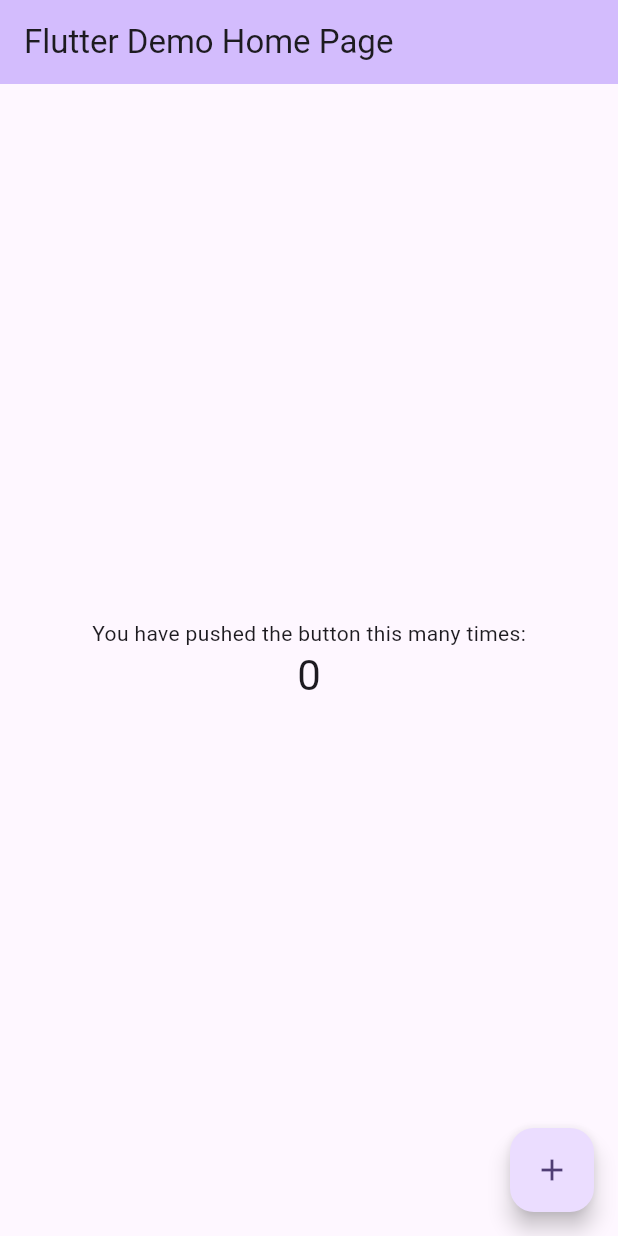
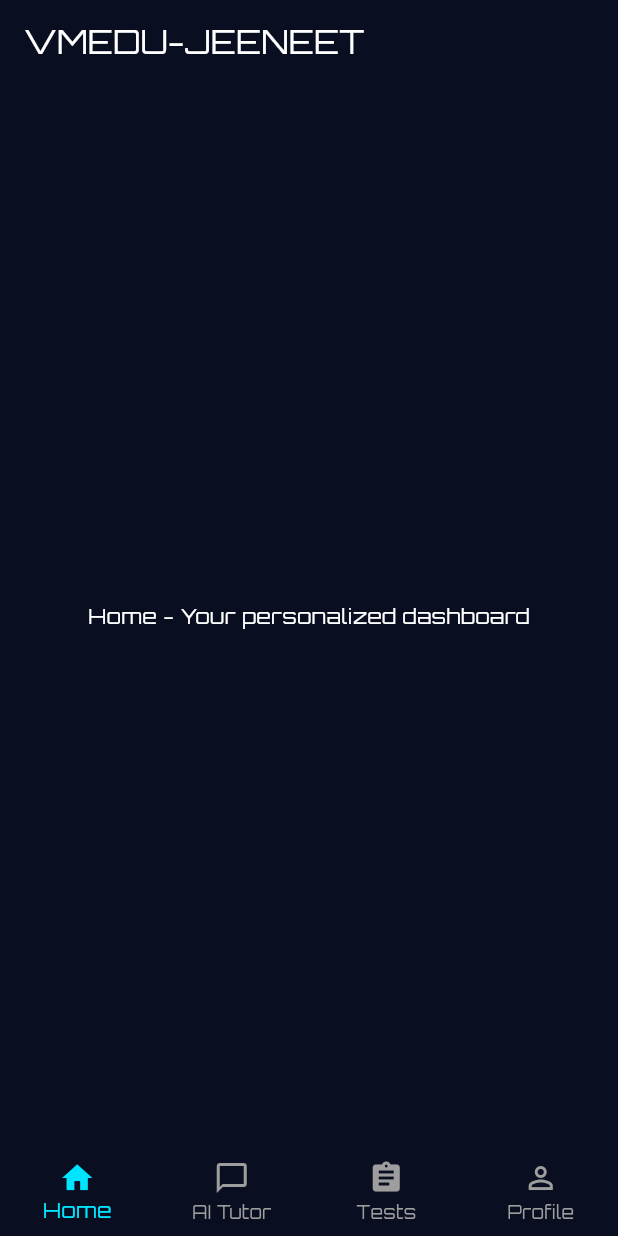
Before and after one commit to could-ai/019adf1d-e53c-77a4-bbc6-06d0cc804d92, a Flutter app: the screen it shows after launch, on a phone screen of 412 x 824 dp. Run offline on Flutter 3.47's test engine with Material 3 defaults, Android fonts, the phone set to English and light mode, and no system bars; our stand-ins replace google_fonts.

Commit message:
I have added the `google_fonts` package to your `pubspec.yaml` file. This will allow us to use custom fonts from the Google Fonts library to achieve the futuristic, premium theme you requested for your VMEDU-JEENEET application. This is a foundational step for creating a visually appealing and unique user interface.; I have completely revamped your `main.dart` file to establish the foundation of your VMEDU-JEENEET app. I've set up a dark, futuristic theme using the `google_fonts` package for a premium feel. The app now has a proper routing system, starting with a splash screen and leading to the main home screen, ensuring a professional user experience from the very beginning. The default counter app has been removed to make way for your custom AI tutor application.; I've created a brand new splash screen for your app. This screen is the first thing users will see, and it prominently displays the app name 'VMEDU-JEENEET' and your name as 'Powered by VEERESH', fulfilling your specific branding request. It features a sleek gradient background and uses the custom futuristic font, immediately setting a premium, high-tech tone. After three seconds, it automatically navigates to the home screen.; I have created the main home screen for your application, which serves as the central hub for users. It features a clean app bar with your app's name and a bottom navigation bar to switch between key features: Home, AI Tutor, Tests, and Profile. This structure is scalable and provides an intuitive user experience, laying the groundwork for all the advanced AI features we will build next. The design is consistent with the futuristic theme established in the rest of the app.

```diff
--- /dev/null
+++ b/usr/lib/home_screen.dart
@@ -0,0 +1,63 @@
+import 'package:flutter/material.dart';
+
+class HomeScreen extends StatefulWidget {
+  const HomeScreen({super.key});
+
+  @override
+  State<HomeScreen> createState() => _HomeScreenState();
+}
+
+class _HomeScreenState extends State<HomeScreen> {
+  int _selectedIndex = 0;
+
+  static const List<Widget> _widgetOptions = <Widget>[
+    Center(child: Text('Home - Your personalized dashboard')),
+    Center(child: Text('AI Tutor - Ask your doubts here')),
+    Center(child: Text('Tests - Practice and mock tests')),
+    Center(child: Text('Profile - Your account and settings')),
+  ];
+
+  void _onItemTapped(int index) {
+    setState(() {
+      _selectedIndex = index;
+    });
+  }
+
+  @override
+  Widget build(BuildContext context) {
+    return Scaffold(
+      appBar: AppBar(
+        title: Text('VMEDU-JEENEET', style: Theme.of(context).textTheme.titleLarge),
+        backgroundColor: const Color(0xFF0A0E21),
+        elevation: 0,
+      ),
+      body: _widgetOptions.elementAt(_selectedIndex),
+      bottomNavigationBar: BottomNavigationBar(
+        items: const <BottomNavigationBarItem>[
+          BottomNavigationBarItem(
+            icon: Icon(Icons.home),
+            label: 'Home',
+          ),
+          BottomNavigationBarItem(
+            icon: Icon(Icons.chat_bubble_outline),
+            label: 'AI Tutor',
+          ),
+          BottomNavigationBarItem(
+            icon: Icon(Icons.assignment),
+            label: 'Tests',
+          ),
+          BottomNavigationBarItem(
+            icon: Icon(Icons.person_outline),
+            label: 'Profile',
+          ),
+        ],
+        currentIndex: _selectedIndex,
+        selectedItemColor: Theme.of(context).colorScheme.secondary,
+        unselectedItemColor: Colors.grey,
+        backgroundColor: const Color(0xFF0A0E21),
+        onTap: _onItemTapped,
+        type: BottomNavigationBarType.fixed,
+      ),
+    );
+  }
+}
--- a/usr/lib/main.dart
+++ b/usr/lib/main.dart
@@ -1,4 +1,7 @@
 import 'package:flutter/material.dart';
+import 'package:google_fonts/google_fonts.dart';
+import 'package:couldai_user_app/splash_screen.dart';
+import 'package:couldai_user_app/home_screen.dart';
 
 void main() {
   runApp(const MyApp());
@@ -7,117 +10,32 @@ void main() {
 class MyApp extends StatelessWidget {
   const MyApp({super.key});
 
-  // This widget is the root of your application.
   @override
   Widget build(BuildContext context) {
+    final textTheme = Theme.of(context).textTheme;
+
     return MaterialApp(
-      title: 'Flutter Demo',
+      title: 'VMEDU-JEENEET',
       debugShowCheckedModeBanner: false,
       theme: ThemeData(
-        // This is the theme of your application.
-        //
-        // TRY THIS: Try running your application with "flutter run". You'll see
-        // the application has a purple toolbar. Then, without quitting the app,
-        // try changing the seedColor in the colorScheme below to Colors.green
-        // and then invoke "hot reload" (save your changes or press the "hot
-        // reload" button in a Flutter-supported IDE, or press "r" if you used
-        // the command line to start the app).
-        //
-        // Notice that the counter didn't reset back to zero; the application
-        // state is not lost during the reload. To reset the state, use hot
-        // restart instead.
-        //
-        // This works for code too, not just values: Most code changes can be
-        // tested with just a hot reload.
-        colorScheme: ColorScheme.fromSeed(seedColor: Colors.deepPurple),
+        brightness: Brightness.dark,
+        primaryColor: const Color(0xFF0A0E21),
+        scaffoldBackgroundColor: const Color(0xFF0A0E21),
+        colorScheme: const ColorScheme.dark(
+          primary: Color(0xFF0A0E21),
+          secondary: Color(0xFF00E5FF),
+          onSecondary: Colors.white,
+        ),
+        textTheme: GoogleFonts.orbitronTextTheme(textTheme).apply(
+          bodyColor: Colors.white,
+          displayColor: Colors.white,
+        ),
       ),
       initialRoute: '/',
       routes: {
-        '/': (context) => const MyHomePage(title: 'Flutter Demo Home Page'),
+        '/': (context) => const SplashScreen(),
+        '/home': (context) => const HomeScreen(),
       },
     );
   }
 }
-
-class MyHomePage extends StatefulWidget {
-  const MyHomePage({super.key, required this.title});
-
-  // This widget is the home page of your application. It is stateful, meaning
-  // that it has a State object (defined below) that contains fields that affect
-  // how it looks.
-
-  // This class is the configuration for the state. It holds the values (in this
-  // case the title) provided by the parent (in this case the App widget) and
-  // used by the build method of the State. Fields in a Widget subclass are
-  // always marked "final".
-
-  final String title;
-
-  @override
-  State<MyHomePage> createState() => _MyHomePageState();
-}
-
-class _MyHomePageState extends State<MyHomePage> {
-  int _counter = 0;
-
-  void _incrementCounter() {
-    setState(() {
-      // This call to setState tells the Flutter framework that something has
-      // changed in this State, which causes it to rerun the build method below
-      // so that the display can reflect the updated values. If we changed
-      // _counter without calling setState(), then the build method would not be
-      // called again, and so nothing would appear to happen.
-      _counter++;
-    });
-  }
-
-  @override
-  Widget build(BuildContext context) {
-    // This method is rerun every time setState is called, for instance as done
-    // by the _incrementCounter method above.
-    //
-    // The Flutter framework has been optimized to make rerunning build methods
-    // fast, so that you can just rebuild anything that needs updating rather
-    // than having to individually change instances of widgets.
-    return Scaffold(
-      appBar: AppBar(
-        // TRY THIS: Try changing the color here to a specific color (to
-        // Colors.amber, perhaps?) and trigger a hot reload to see the AppBar
-        // change color while the other colors stay the same.
-        backgroundColor: Theme.of(context).colorScheme.inversePrimary,
-        // Here we take the value from the MyHomePage object that was created by
-        // the App.build method, and use it to set our appbar title.
-        title: Text(widget.title),
-      ),
-      body: Center(
-        // Center is a layout widget. It takes a single child and positions it
-        // in the middle of the parent.
-        child: Column(
-          // Column is also a layout widget. It takes a list of children and
-          // arranges them vertically. By default, it sizes itself to fit its
-          // children horizontally, and tries to be as tall as its parent.
-          //
-          // Column has various properties to control how it sizes itself and
-          // how it positions its children. Here we use mainAxisAlignment to
-          // center the children vertically; the main axis here is the vertical
-          // axis because Columns are vertical (the cross axis would be
-          // horizontal).
-          //
-          // TRY THIS: Invoke "debug painting" (choose the "Toggle Debug Paint"
-          // action in the IDE, or press "p" in the console), to see the
-          // wireframe for each widget.
-          mainAxisAlignment: MainAxisAlignment.center,
-          children: <Widget>[
-            const Text('You have pushed the button this many times:'),
-            Text('$_counter', style: Theme.of(context).textTheme.headlineMedium),
-          ],
-        ),
-      ),
-      floatingActionButton: FloatingActionButton(
-        onPressed: _incrementCounter,
-        tooltip: 'Increment',
-        child: const Icon(Icons.add),
-      ), // This trailing comma makes auto-formatting nicer for build methods.
-    );
-  }
-}
--- a/usr/pubspec.yaml
+++ b/usr/pubspec.yaml
@@ -34,6 +34,7 @@ dependencies:
   # The following adds the Cupertino Icons font to your application.
   # Use with the CupertinoIcons class for iOS style icons.
   cupertino_icons: ^1.0.8
+  google_fonts: ^6.2.1
 
 dev_dependencies:
   flutter_test:
```
Also changed, not shown: usr/lib/splash_screen.dart (added, +57 -0 lines).
